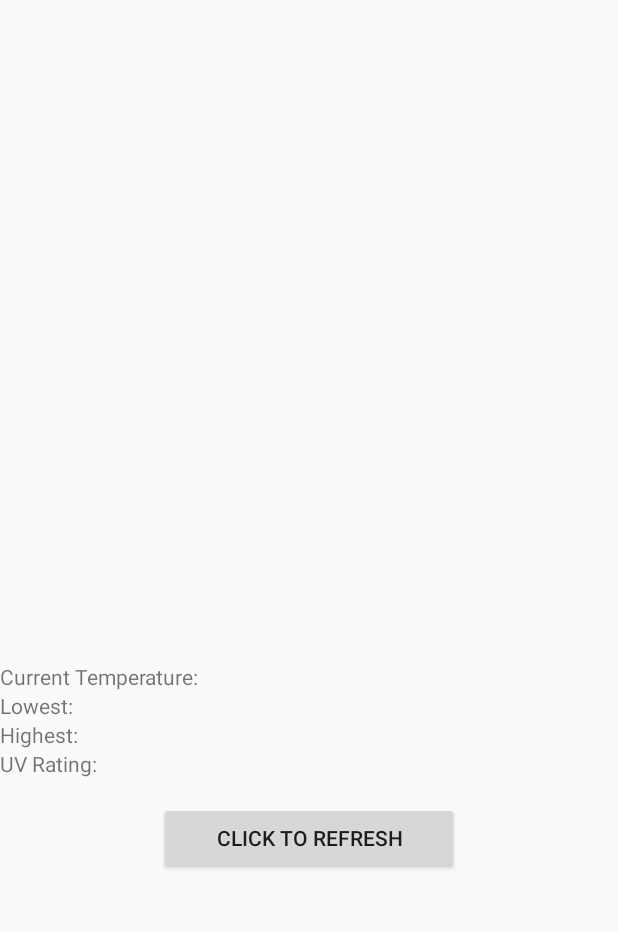
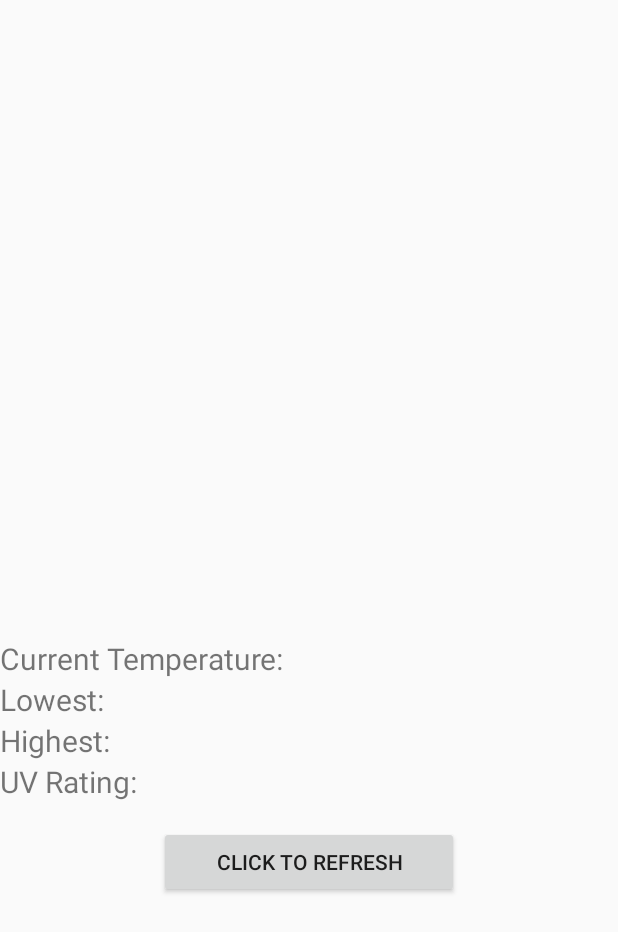
Before and after one commit to le000166/CST2335, an Android app: the layout activity_weather_forecast.xml on its own in the app's theme, with its tools: preview values and no code run, on a phone screen of 412 x 824 dp. Shown: the top 932 px of the screen. Run offline under Robolectric (Android 15) with nearby library versions, the phone set to English and light mode, and no system bars.

Commit message:
Finished lab 6, Third Commits

```diff
--- a/app/src/main/java/com/example/androidlabs/MainActivity.java
+++ b/app/src/main/java/com/example/androidlabs/MainActivity.java
@@ -1,13 +1,12 @@
 package com.example.androidlabs;
-
-import androidx.appcompat.app.AppCompatActivity;
 
 import android.content.Intent;
 import android.content.SharedPreferences;
 import android.os.Bundle;
 import android.widget.Button;
 import android.widget.EditText;
-import android.widget.Toast;
+
+import androidx.appcompat.app.AppCompatActivity;
 
 
 public class MainActivity extends AppCompatActivity {
@@ -32,7 +31,6 @@ public class MainActivity extends AppCompatActivity {
         if( login!= null){
             login.setOnClickListener(clk -> {
                 Intent goToPage2 = new Intent(MainActivity.this, ProfileActivity.class);
-
                 goToPage2.putExtra("typedEmail", emailInput.getText().toString());
 
                 startActivityForResult(goToPage2, 30);
--- a/app/src/main/java/com/example/androidlabs/Messages.java
+++ b/app/src/main/java/com/example/androidlabs/Messages.java
@@ -6,7 +6,6 @@ public class Messages {
     protected String messages;
     protected boolean isSend;
     protected long id;
-
 
     /**Constructor*/
     public Messages(String m,long id, boolean i) {
--- a/app/src/main/res/layout/activity_chatroom.xml
+++ b/app/src/main/res/layout/activity_chatroom.xml
@@ -4,12 +4,11 @@
     android:layout_height="match_parent"
     android:orientation="vertical">
 
-
     <ListView
         android:id="@+id/the_list"
         android:layout_width="match_parent"
         android:layout_height="match_parent"
-        android:layout_weight="2"
+        android:layout_weight="1"
         android:divider="#FFCC00"
         android:dividerHeight="5px"
         android:transcriptMode="alwaysScroll"></ListView>
--- a/app/src/main/res/layout/activity_weather_forecast.xml
+++ b/app/src/main/res/layout/activity_weather_forecast.xml
@@ -19,24 +19,28 @@
         android:id="@+id/temperature"
         android:layout_width="match_parent"
         android:layout_height="wrap_content"
+        android:textSize="20dp"
         android:text="@string/temperature" />
 
     <TextView
         android:id="@+id/min"
         android:layout_width="match_parent"
         android:layout_height="wrap_content"
+        android:textSize="20dp"
         android:text="@string/min" />
 
     <TextView
         android:id="@+id/max"
         android:layout_width="match_parent"
         android:layout_height="wrap_content"
+        android:textSize="20dp"
         android:text="@string/max" />
 
     <TextView
         android:id="@+id/uvRating"
         android:layout_width="match_parent"
         android:layout_height="wrap_content"
+        android:textSize="20dp"
         android:text="@string/uvRating"/>
 
     <ProgressBar
@@ -45,6 +49,7 @@
         style="?android:attr/progressBarStyleHorizontal"
         android:layout_width="match_parent"
         android:layout_height="wrap_content"
+        android:textSize="20dp"
         android:visibility="invisible"/>
 
     <Button
--- a/app/src/main/res/values/styles.xml
+++ b/app/src/main/res/values/styles.xml
@@ -6,6 +6,11 @@
         <item name="colorPrimary">@color/colorPrimary</item>
         <item name="colorPrimaryDark">@color/colorPrimaryDark</item>
         <item name="colorAccent">@color/colorAccent</item>
+
+
+        <!--turn off action bar-->
+        <item name="android:windowActionBar">false</item>
+      <item name="android:windowNoTitle">true</item>
     </style>
 
 </resources>
```
Also changed, not shown: app/src/main/java/com/example/androidlabs/WeatherForecast.java (+59 -53 lines).
